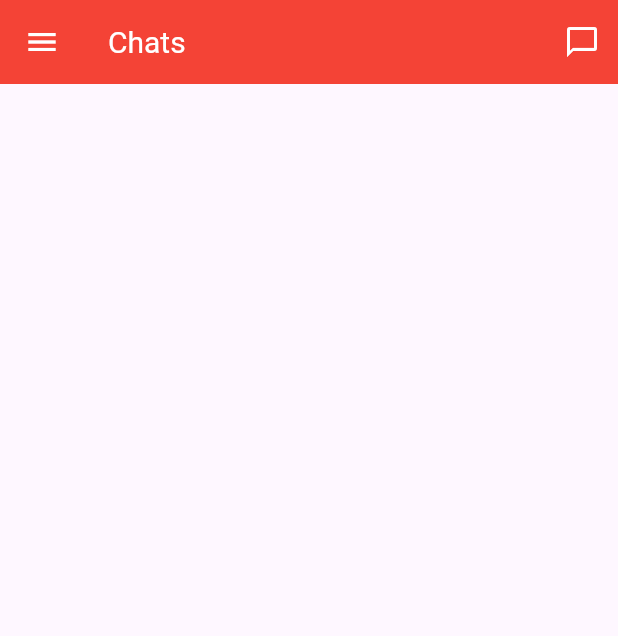
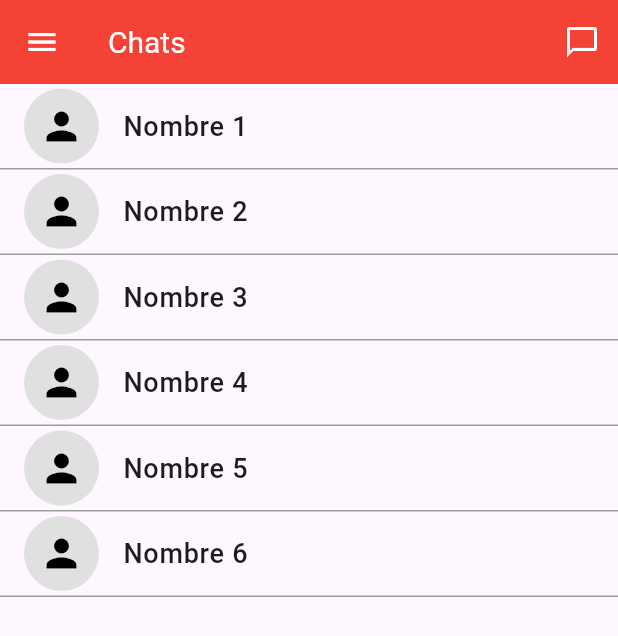
Before and after one commit to marlonbossa09/red_snack_gestion, a Flutter app: the Chats screen opened directly, on a phone screen of 412 x 824 dp. Shown: the top 636 px of the screen. Run offline on Flutter 3.47's test engine with Material 3 defaults, Android fonts, the phone set to English and light mode, and no system bars; our stand-ins replace fl_chart.

Commit message:
agregando conversacion

```diff
--- a/lib/app/pages/chat_page.dart
+++ b/lib/app/pages/chat_page.dart
@@ -1,4 +1,5 @@
 import 'package:flutter/material.dart';
+import 'package:red_snack_gestion/app/pages/conversacion_page.dart'; // Importar la nueva página de conversación
 import 'package:red_snack_gestion/app/widget/appbar.dart';
 
 class Chats extends StatefulWidget {
@@ -9,11 +10,50 @@ class Chats extends StatefulWidget {
 }
 
 class _ChatState extends State<Chats> {
+  final List<String> names = [
+    'Nombre 1',
+    'Nombre 2',
+    'Nombre 3',
+    'Nombre 4',
+    'Nombre 5',
+    'Nombre 6',
+  ];
+
   @override
   Widget build(BuildContext context) {
-    return const Scaffold(
-      appBar:  GlobalAppBar(title: 'Chats', chatPage: Chats()),
-      drawer: SideMenu(),
+    return Scaffold(
+      appBar: const GlobalAppBar(title: 'Chats', chatPage: Chats()),
+      drawer: const SideMenu(),
+      body: ListView.builder(
+        itemCount: names.length,
+        itemBuilder: (context, index) {
+          return Column(
+            children: [
+              ListTile(
+                leading: CircleAvatar(
+                  radius: 25,
+                  backgroundColor: Colors.grey[300],
+                  child: const Icon(Icons.person, size: 30, color: Colors.black),
+                ),
+                title: Text(
+                  names[index],
+                  style: const TextStyle(fontSize: 18, fontWeight: FontWeight.w500),
+                ),
+                onTap: () {
+                  // Navegar a la página de conversación cuando se haga clic
+                  Navigator.push(
+                    context,
+                    MaterialPageRoute(
+                      builder: (context) => ConversacionPage(nombre: names[index]),
+                    ),
+                  );
+                },
+              ),
+              const Divider(height: 1, color: Colors.grey),
+            ],
+          );
+        },
+      ),
     );
   }
 }
```
Also changed, not shown: lib/app/pages/conversacion_page.dart (+128 -6 lines).
